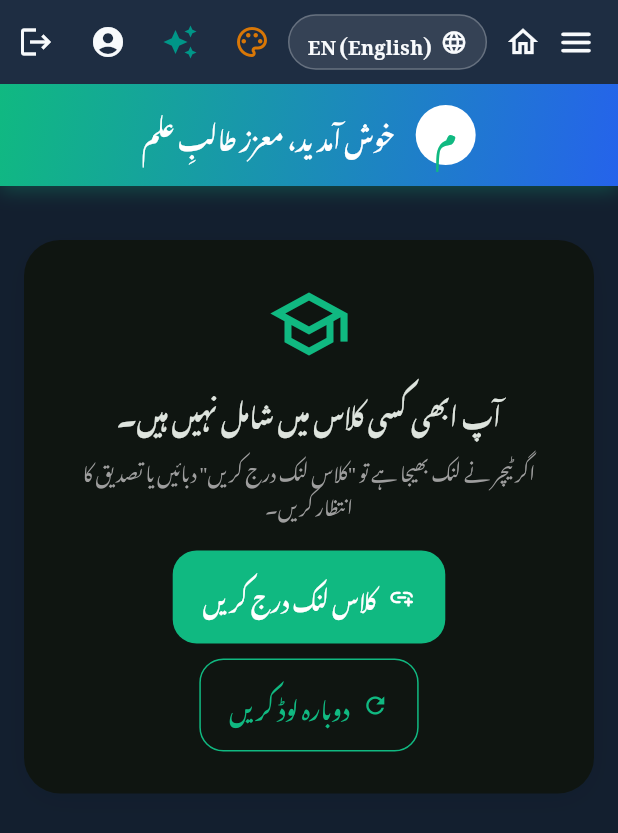
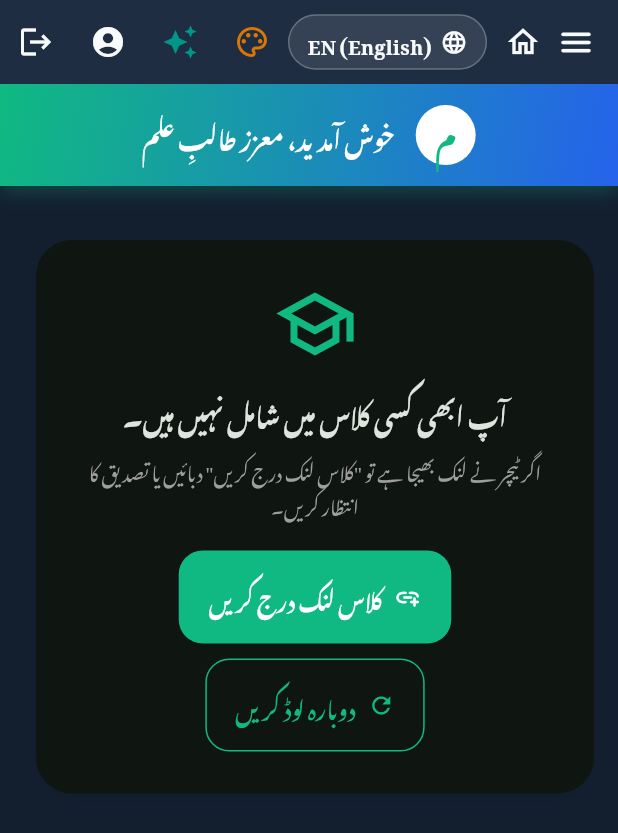
Before and after one commit to amatloob390-hub/xacadmey, a Flutter app: the screen it shows once a user with an empty profile is signed in, on a phone screen of 412 x 824 dp. Shown: the top 833 px of the screen. Run offline on Flutter 3.47's test engine with Material 3 defaults, Android fonts, the phone set to English and light mode, and no system bars; our stand-ins replace csv, file_picker, image_picker, share_plus, shared_preferences, supabase_flutter and 1 more; missing offline and left inert: dart:js_interop; accounts and stored records are empty; network calls fail.

Commit message:
Fix scrollbar overlapping card borders on every main teacher/student screen
The prior scrollbar-clearance fix only covered the sub-screens (Payments,
Pending Students, Manage Roles, Social Links, Profile, sidebar itself).
The most-visible screens — the Teacher Dashboard's own body (class
analytics + active classes) and the Student Dashboard's own body (both
empty-state and populated) — still had the always-visible scrollbar
sitting flush against card borders, cutting through content as shown in
the screenshot. Also fixed Attendance Report, Student Approvals, and the
AI Chat message list for the same issue.

Same EdgeInsetsDirectional pattern as before: extra padding on the
layout "end" side (where Flutter renders the scrollbar in both RTL and
LTR), so it no longer touches card borders in either language.

Co-Authored-By: Claude Opus 4.8 <noreply@anthropic.com>

```diff
--- a/lib/screens/ai_chat_screen.dart
+++ b/lib/screens/ai_chat_screen.dart
@@ -90,7 +90,7 @@ class _AiChatScreenState extends State<AiChatScreen> {
                     thumbVisibility: true,
                     child: ListView.builder(
                       controller: _scroll,
-                      padding: const EdgeInsets.fromLTRB(14, 14, 14, 22),
+                      padding: const EdgeInsetsDirectional.fromSTEB(14, 14, 20, 22),
                       itemCount: _messages.length,
                       itemBuilder: (_, i) => _bubble(_messages[i]),
                     ),
--- a/lib/screens/attendance_report.dart
+++ b/lib/screens/attendance_report.dart
@@ -115,7 +115,7 @@ class _AttendanceReportState extends State<AttendanceReport> {
             }
             final data = snapshot.data!;
             return ListView(
-              padding: const EdgeInsets.all(12),
+              padding: const EdgeInsetsDirectional.fromSTEB(12, 12, 20, 12),
               children: [
                 _dateBar(),
                 const SizedBox(height: 8),
--- a/lib/screens/student_approvals.dart
+++ b/lib/screens/student_approvals.dart
@@ -322,7 +322,7 @@ class _StudentApprovalsScreenState extends State<StudentApprovalsScreen> {
                           ),
                         )
                       : ListView.builder(
-                          padding: const EdgeInsets.symmetric(horizontal: 16, vertical: 20),
+                          padding: const EdgeInsetsDirectional.fromSTEB(16, 20, 24, 20),
                           itemCount: _pendingStudents.length,
                           itemBuilder: (context, i) {
                             final item = _pendingStudents[i];
--- a/lib/screens/student_class_list.dart
+++ b/lib/screens/student_class_list.dart
@@ -245,7 +245,7 @@ class _StudentClassListState extends State<StudentClassList> {
 
                       if (classes.isEmpty) {
                         return ListView(
-                          padding: const EdgeInsets.all(16),
+                          padding: const EdgeInsetsDirectional.fromSTEB(16, 16, 24, 16),
                           children: [
                             _emptyState(),
                           ],
@@ -353,7 +353,7 @@ class _StudentClassListState extends State<StudentClassList> {
                       );
 
                       return ListView(
-                        padding: const EdgeInsets.all(16),
+                        padding: const EdgeInsetsDirectional.fromSTEB(16, 16, 24, 16),
                         children: [
                           analyticsWidget,
                           const SizedBox(height: 16),
--- a/lib/screens/teacher_dashboard.dart
+++ b/lib/screens/teacher_dashboard.dart
@@ -412,7 +412,7 @@ class _TeacherDashboardState extends State<TeacherDashboard> {
         final isWide = constraints.maxWidth > 650;
 
         return ListView(
-          padding: const EdgeInsets.all(16),
+          padding: const EdgeInsetsDirectional.fromSTEB(16, 16, 24, 16),
           children: [
             _buildAnalyticsSection(),
             const SizedBox(height: 10),
```
Also changed, not shown: 2 other files.
